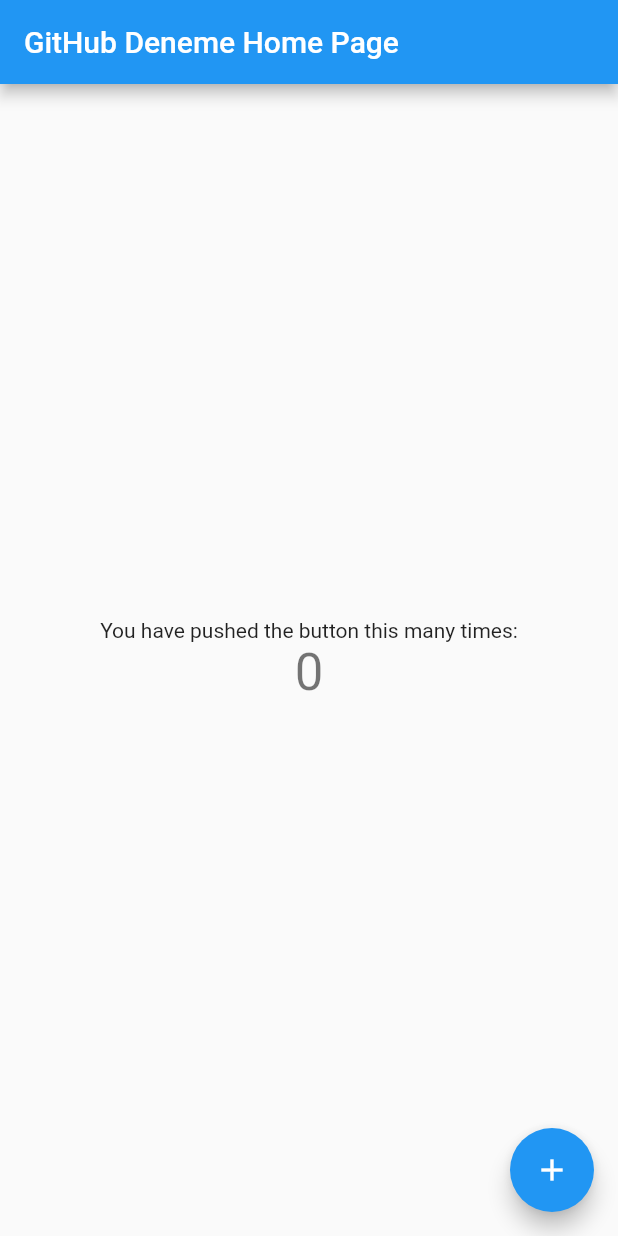
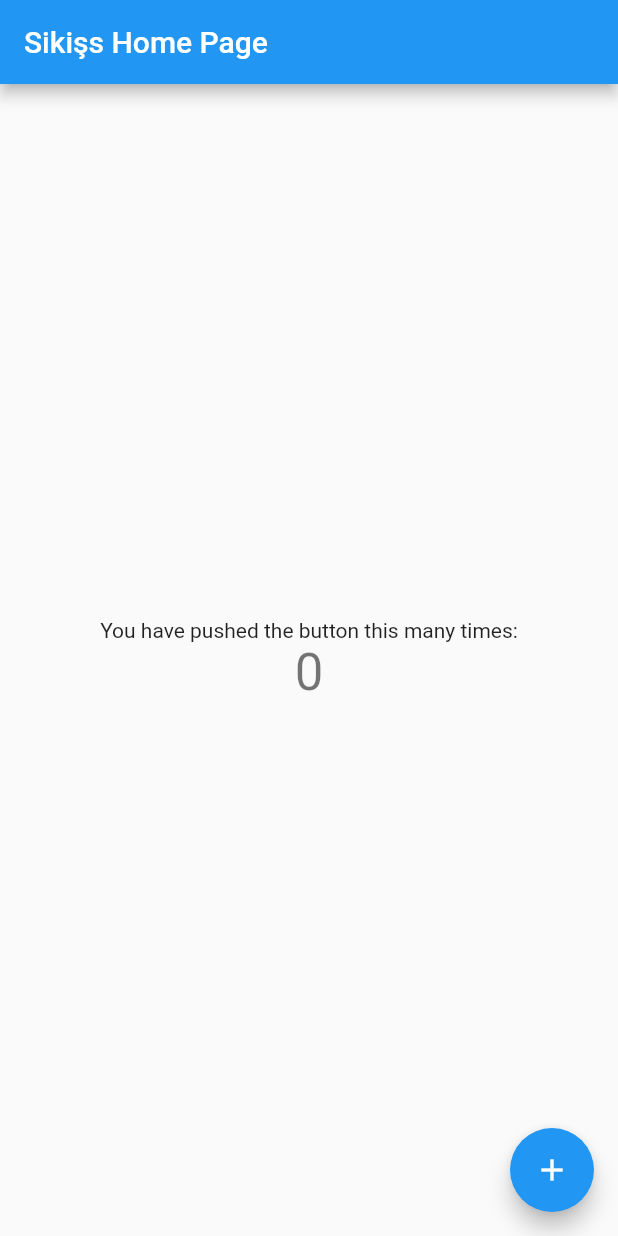
Before and after one commit to bahoisreliable/deneme2, a Flutter app: the screen it shows after launch, on a phone screen of 412 x 824 dp. Run offline on Flutter 3.47's test engine with Material 2 defaults, Android fonts, the phone set to English and light mode, and no system bars.

Commit message:
Update main.dart

```diff
--- a/lib/main.dart
+++ b/lib/main.dart
@@ -13,7 +13,7 @@ class MyApp extends StatelessWidget {
         primarySwatch: Colors.blue,
         visualDensity: VisualDensity.adaptivePlatformDensity,
       ),
-      home: MyHomePage(title: 'GitHub Deneme Home Page'),
+      home: MyHomePage(title: 'Sikişs Home Page'),
     );
   }
 }
```
